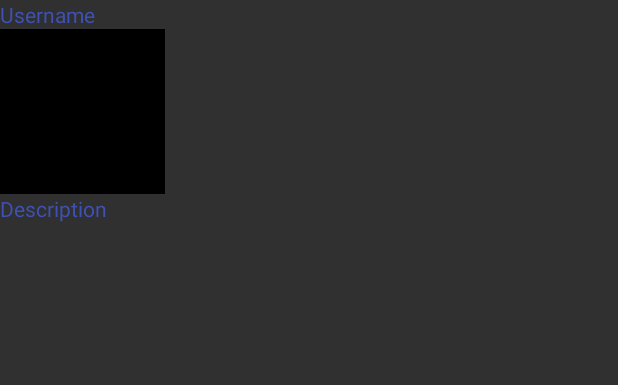
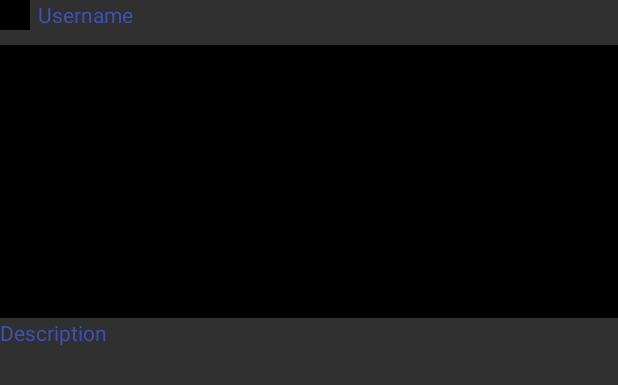
Before and after one commit to vanessahlyan/parstagram, an Android app: the layout item_post.xml on its own in the app's theme, with its tools: preview values and no code run, on a phone screen of 412 x 824 dp. Shown: the top 385 px of the screen. Run offline under Robolectric (Android 15) with nearby library versions, the phone set to English and light mode, and no system bars.

```diff
--- a/app/src/main/res/layout/item_post.xml
+++ b/app/src/main/res/layout/item_post.xml
@@ -7,23 +7,33 @@
     android:layout_height="wrap_content"
     android:layout_marginBottom="10dp">
 
+    <ImageView
+        android:id="@+id/ivProfileImage"
+        android:layout_width="20dp"
+        android:layout_height="20dp"
+        android:layout_alignParentStart="true"
+        android:layout_alignParentTop="true"
+
+        app:srcCompat="@android:color/background_dark" />
+
     <TextView
         android:id="@+id/tvUsername"
         android:layout_width="wrap_content"
         android:layout_height="wrap_content"
-        android:layout_alignParentStart="true"
-        android:layout_alignParentLeft="true"
-        android:textColor="@color/colorPrimary"
-
-        android:text="Username" />
+        android:layout_alignParentTop="true"
+        android:layout_toEndOf="@+id/ivProfileImage"
+        android:layout_marginLeft="5dp"
+        android:text="Username"
+        android:textColor="@color/colorPrimary" />
 
     <ImageView
         android:id="@+id/ivPhoto"
-        android:layout_width="110dp"
-        android:layout_height="110dp"
+        android:layout_width="match_parent"
+        android:layout_height="182dp"
         android:layout_alignParentStart="true"
-        android:layout_alignParentLeft="true"
-        android:layout_below="@+id/tvUsername"
+        android:layout_below="@+id/ivProfileImage"
+        android:scaleType="centerCrop"
+        android:layout_marginTop="10dp"
         app:srcCompat="@android:color/background_dark" />
 
     <TextView
@@ -36,4 +46,6 @@
         android:textColor="@color/colorPrimary"
 
         android:text="Description" />
+
+
 </RelativeLayout>
```
Also changed, not shown: app/src/main/res/drawable/camera_shadow_fill.png (added), app/src/main/res/drawable/instagram_home_filled_24.png (added), app/src/main/res/drawable/instagram_user_filled_24.png (added).
